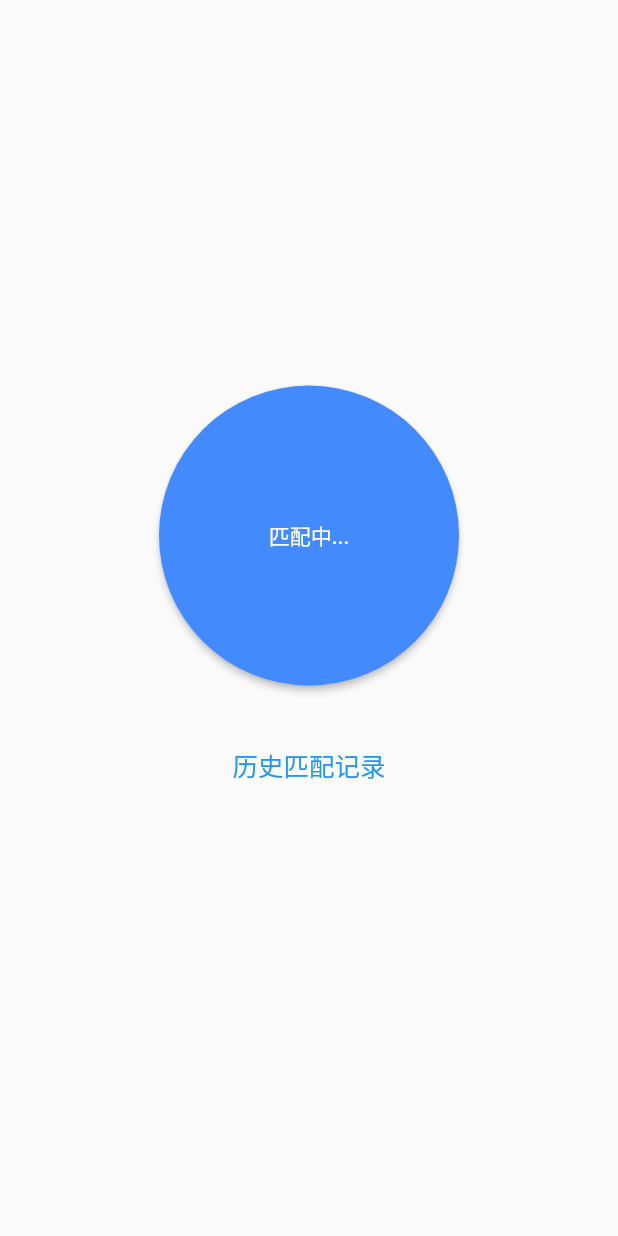
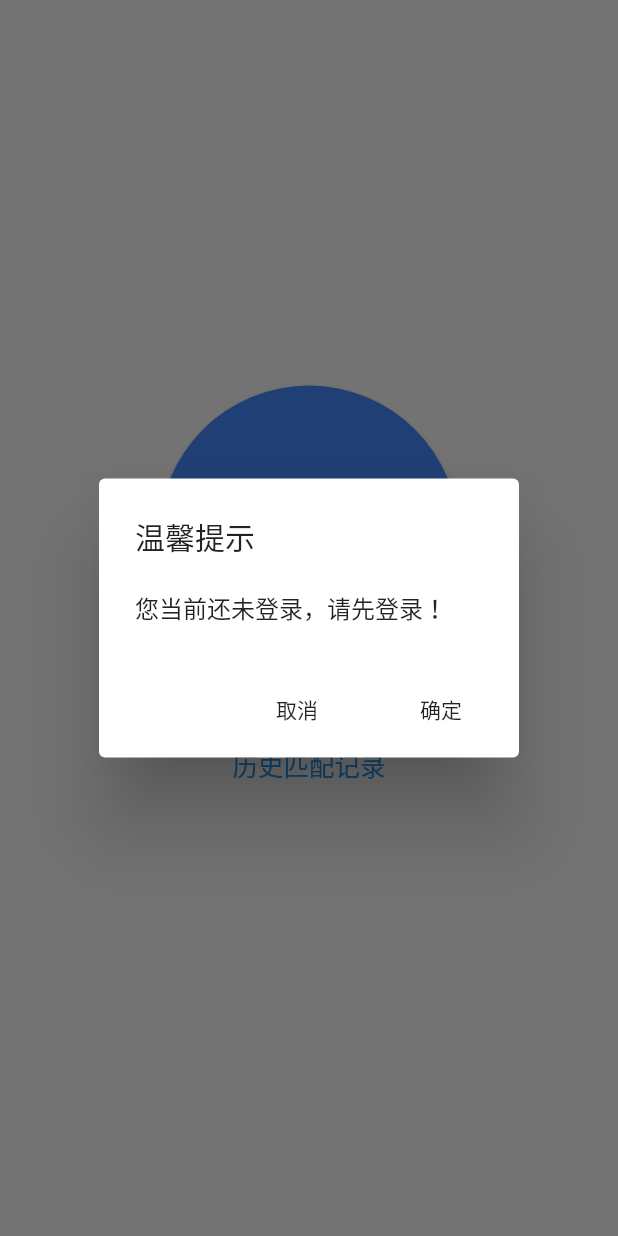
Before and after one commit to rellyCheng/video_flutter, a Flutter app: the IndexPage screen opened by its route, after a tap on "匹配", on a phone screen of 412 x 824 dp. Run offline on Flutter 3.47's test engine with Material 2 defaults, Android fonts, the phone set to English and light mode, and no system bars; our stand-ins replace dio, flutter_easyrefresh, permission_handler, shared_preferences; missing offline and left inert: agora_rtc_engine, flutter_socket_io; accounts and stored records are empty.

Commit message:
优化登录

```diff
--- a/lib/main.dart
+++ b/lib/main.dart
@@ -14,7 +14,7 @@ class MyApp extends StatelessWidget {
       theme: ThemeData(
         primarySwatch: Colors.blue,
       ),
-      home: LoginPage(),
+      home: IndexPage(),
        routes: {
         "indexPage":(BuildContext context)=>new IndexPage(),
         "callPage":(BuildContext context)=>new CallPage(),
--- a/lib/src/pages/index.dart
+++ b/lib/src/pages/index.dart
@@ -7,11 +7,12 @@ import 'package:flutter_socket_io/flutter_socket_io.dart';
 import 'package:flutter_socket_io/socket_io_manager.dart';
 import './historyMatch.dart';
 import 'package:flutter/gestures.dart';
+import './login.dart';
 
 class IndexPage extends StatefulWidget {
   @override
   State<StatefulWidget> createState() {
-    return new IndexState();
+    return IndexState();
   }
 }
 
@@ -25,6 +26,7 @@ class IndexState extends State<IndexPage> {
    @override
   void initState() {
     _toCallPage = true;
+
     super.initState();
   }
 
@@ -59,7 +61,7 @@ class IndexState extends State<IndexPage> {
                       child: Row(
                         children: <Widget>[
                           Expanded(
-                              child: new Container(
+                              child: Container(
                               height: 200.0,
                               width: 200.0,
                                 child: RaisedButton(
@@ -67,7 +69,7 @@ class IndexState extends State<IndexPage> {
                                   child: Text(_buttonText),
                                   color: Colors.blueAccent,
                                   textColor: Colors.white,
-                                  shape: new CircleBorder(),
+                                  shape: CircleBorder(),
                                 ),
                               ),
                           )
@@ -78,20 +80,22 @@ class IndexState extends State<IndexPage> {
                       child: Row(
                         children: <Widget>[
                           Expanded(
-                              child: new Container(
+                              child: Container(
                               width: 200.0,
                                 child:  Align(
                                 alignment: Alignment.center,
-                                child: new RichText(
-                                    text: new TextSpan(
+                                child: RichText(
+                                    text: TextSpan(
                                       text: '历史匹配记录',
                                      style: TextStyle(fontSize: 17.0, color: Colors.blue),
                                      recognizer: TapGestureRecognizer()
                                       ..onTap = () {
+                                        //校验用户是否登录
+                                        if(_checkLogin())
                                         //导航到历史匹配记录页面
                                         Navigator.push( context,
-                                          new MaterialPageRoute(builder: (context) {
-                                            return new HistoryMatch();
+                                         MaterialPageRoute(builder: (context) {
+                                            return HistoryMatch();
                                           }));
                                       }),
                                     ),
@@ -107,18 +111,50 @@ class IndexState extends State<IndexPage> {
 
   }
 
-  onJoin() async {
-    // update input validation
-    setState(() {
-      _buttonText == "匹配" ? _buttonText = "匹配中..." : _buttonText = "匹配";
-    });
-
-
+  _checkLogin() async {
      // 获取实例
     var prefs = await SharedPreferences.getInstance();
     // 获取存储数据
     var _userId = prefs.getInt('userId');
-    print(_userId);
+    if(_userId == null){
+      // Navigator.push(context,MaterialPageRoute(builder: (context) => LoginPage()));
+     showDialog(
+      context: context,
+      builder: (context) => AlertDialog(
+            title: Text('温馨提示'),
+            content: Text(('您当前还未登录，请先登录！')),
+            actions: <Widget>[
+              FlatButton(
+                child: Text("取消"),
+                onPressed: () {
+                  Navigator.of(context).pop();
+                },
+              ),
+              FlatButton(
+                child: Text("确定"),
+                onPressed: () {
+                  Navigator.of(context).pop();
+                  Navigator.push(context,MaterialPageRoute(builder: (context) => LoginPage()));
+                },
+              ),
+            ],
+      ));
+      return false;
+    }
+     return true;
+  }
+
+  onJoin() async {
+     // 获取实例
+    var prefs = await SharedPreferences.getInstance();
+    // 获取存储数据
+    var _userId = prefs.getInt('userId');
+    //校验用户是否登录
+    var isLogin = _checkLogin();
+    if(isLogin==true){
+      setState(() {
+        _buttonText == "匹配" ? _buttonText = "匹配中..." : _buttonText = "匹配";
+      });
 
       var result = await HttpUtils.request(
         '/api/match/user?userId='+'$_userId',
@@ -131,8 +167,11 @@ class IndexState extends State<IndexPage> {
       socketIO.subscribe("socket_info", _onSocketInfo);
       socketIO.connect();
     }
+
+
+  }
   _onSocketInfo(dynamic data) async{
-    var roomId = new DateTime.now().millisecondsSinceEpoch;
+    var roomId = DateTime.now().millisecondsSinceEpoch;
     if(_toCallPage){
       //获取相机权限和录音权限
       await _handleCameraAndMic();
@@ -140,7 +179,7 @@ class IndexState extends State<IndexPage> {
       Navigator.push(
           context,
           MaterialPageRoute(
-              builder: (context) => new CallPage(
+              builder: (context) => CallPage(
                     channelName: '$roomId',
       )));
       _toCallPage = true;
@@ -151,4 +190,5 @@ class IndexState extends State<IndexPage> {
     await PermissionHandler().requestPermissions(
         [PermissionGroup.camera, PermissionGroup.microphone]);
   }
+
 }
```
Lines whose indentation alone changed are shown as unchanged.
